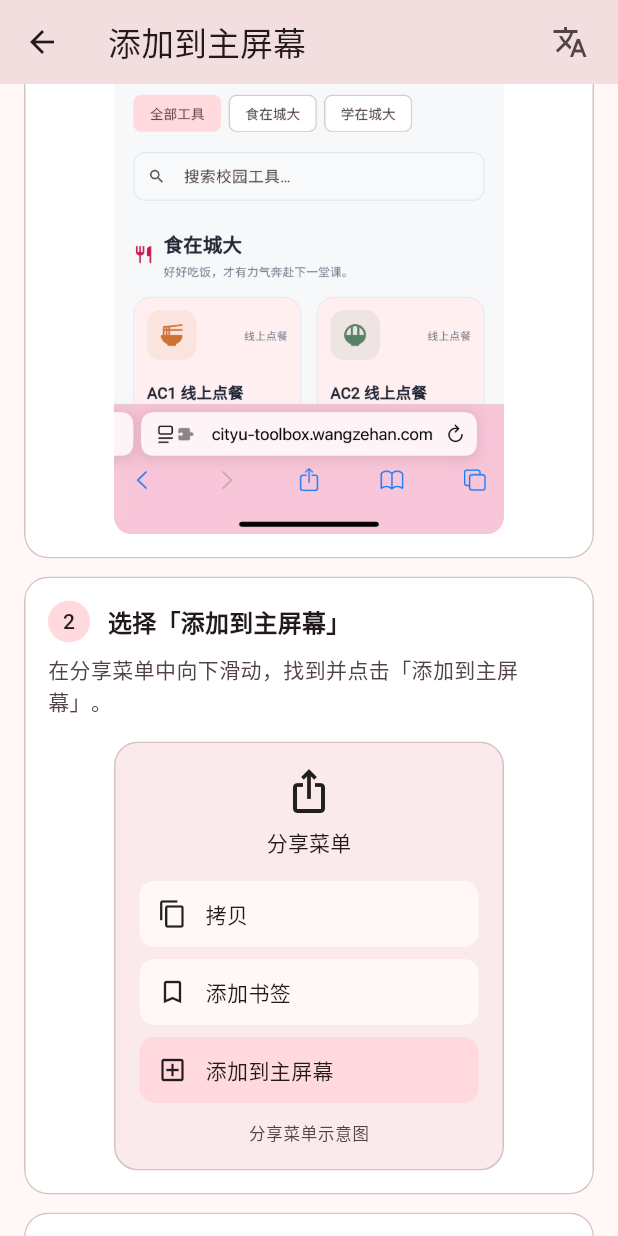
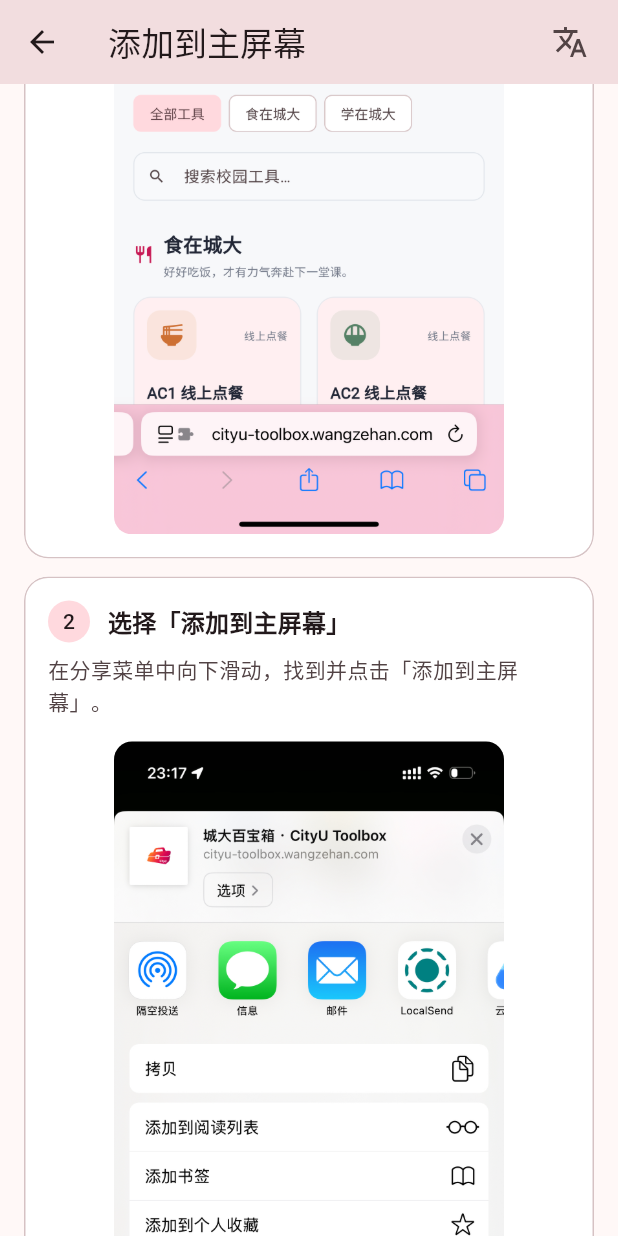
Before and after one commit to WZehan/cityu-toolbox, a Flutter app: the InstallGuidePage screen opened by its route, scrolled down 576 dp, on a phone screen of 412 x 824 dp. Run offline on Flutter 3.47's test engine with Material 3 defaults, Android fonts, the phone set to English and light mode, and no system bars.

Commit message:
Use contact-free installation screenshot for 1.0.5 release

```diff
--- a/lib/install_guide.dart
+++ b/lib/install_guide.dart
@@ -5,7 +5,7 @@ import 'app_info.dart';
 import 'common_widgets.dart';
 import 'localization.dart';
 
-typedef InstallStep = ({String title, String detail, String? image});
+typedef InstallStep = ({String title, String detail, String image});
 
 class InstallGuidePage extends StatelessWidget {
   const InstallGuidePage({super.key});
@@ -16,7 +16,11 @@ class InstallGuidePage extends StatelessWidget {
       detail: l.installStep1Detail,
       image: 'assets/images/install/step-1.png',
     ),
-    (title: l.installStep2Title, detail: l.installStep2Detail, image: null),
+    (
+      title: l.installStep2Title,
+      detail: l.installStep2Detail,
+      image: 'assets/images/install/step-2-safe.jpeg',
+    ),
     (
       title: l.installStep3Title,
       detail: l.installStep3Detail,
@@ -116,14 +120,8 @@ class _StepCard extends StatelessWidget {
     ),
   );
 
-  Widget _preview() => switch (step.image) {
-    final image? => Image.asset(
-      image,
-      fit: BoxFit.contain,
-      semanticLabel: step.title,
-    ),
-    null => const _ShareMenuIllustration(),
-  };
+  Widget _preview() =>
+      Image.asset(step.image, fit: BoxFit.contain, semanticLabel: step.title);
 
   @override
   Widget build(BuildContext context) {
@@ -171,9 +169,7 @@ class _StepCard extends StatelessWidget {
                 constraints: const BoxConstraints(maxWidth: 260),
                 child: Semantics(
                   button: true,
-                  label: step.image == null
-                      ? context.l10n.shareIllustration
-                      : context.l10n.enlargeScreenshot(index + 1, step.title),
+                  label: context.l10n.enlargeScreenshot(index + 1, step.title),
                   child: InkWell(
                     borderRadius: BorderRadius.circular(12),
                     onTap: () => _showImage(context),
@@ -191,58 +187,3 @@ class _StepCard extends StatelessWidget {
     );
   }
 }
-
-/// A localized diagram of the relevant share actions, without device or contact data.
-class _ShareMenuIllustration extends StatelessWidget {
-  const _ShareMenuIllustration();
-
-  @override
-  Widget build(BuildContext context) {
-    final l = context.l10n;
-    final scheme = Theme.of(context).colorScheme;
-    return Container(
-      decoration: BoxDecoration(
-        color: scheme.surfaceContainer,
-        borderRadius: BorderRadius.circular(16),
-        border: Border.all(color: scheme.outlineVariant),
-      ),
-      padding: const EdgeInsets.all(16),
-      child: Column(
-        mainAxisSize: MainAxisSize.min,
-        children: [
-          const Icon(Icons.ios_share, size: 32),
-          const SizedBox(height: 8),
-          Text(l.shareMenuTitle, style: Theme.of(context).textTheme.titleSmall),
-          const SizedBox(height: 16),
-          for (final action in [
-            (Icons.copy_outlined, l.copyAction, false),
-            (Icons.bookmark_border, l.bookmarkAction, false),
-            (Icons.add_box_outlined, l.addToHomeScreen, true),
-          ])
-            Container(
-              margin: const EdgeInsets.only(bottom: 8),
-              padding: const EdgeInsets.all(12),
-              decoration: BoxDecoration(
-                color: action.$3 ? scheme.primaryContainer : scheme.surface,
-                borderRadius: BorderRadius.circular(10),
-              ),
-              child: Row(
-                children: [
-                  Icon(action.$1, size: 20),
-                  const SizedBox(width: 12),
-                  Expanded(child: Text(action.$2)),
-                ],
-              ),
-            ),
-          const SizedBox(height: 4),
-          Text(
-            l.shareIllustration,
-            style: Theme.of(
-              context,
-            ).textTheme.labelSmall?.copyWith(color: scheme.onSurfaceVariant),
-          ),
-        ],
-      ),
-    );
-  }
-}
--- a/lib/l10n/app_en.arb
+++ b/lib/l10n/app_en.arb
@@ -2,10 +2,6 @@
   "@@locale": "en",
   "sourceCode": "GitHub source",
   "aboutAuthor": "About the author",
-  "shareMenuTitle": "Share menu",
-  "copyAction": "Copy",
-  "bookmarkAction": "Add Bookmark",
-  "shareIllustration": "Share menu illustration",
   "selectLanguage": "Language",
   "appName": "CityU Toolbox",
   "all": "All",
--- a/lib/l10n/app_localizations.dart
+++ b/lib/l10n/app_localizations.dart
@@ -111,30 +111,6 @@ abstract class AppLocalizations {
   /// In en, this message translates to:
   /// **'About the author'**
   String get aboutAuthor;
-
-  /// No description provided for @shareMenuTitle.
-  ///
-  /// In en, this message translates to:
-  /// **'Share menu'**
-  String get shareMenuTitle;
-
-  /// No description provided for @copyAction.
-  ///
-  /// In en, this message translates to:
-  /// **'Copy'**
-  String get copyAction;
-
-  /// No description provided for @bookmarkAction.
-  ///
-  /// In en, this message translates to:
-  /// **'Add Bookmark'**
-  String get bookmarkAction;
-
-  /// No description provided for @shareIllustration.
-  ///
-  /// In en, this message translates to:
-  /// **'Share menu illustration'**
-  String get shareIllustration;
 
   /// No description provided for @selectLanguage.
   ///
--- a/lib/l10n/app_localizations_en.dart
+++ b/lib/l10n/app_localizations_en.dart
@@ -13,18 +13,6 @@ class AppLocalizationsEn extends AppLocalizations {
 
   @override
   String get aboutAuthor => 'About the author';
-
-  @override
-  String get shareMenuTitle => 'Share menu';
-
-  @override
-  String get copyAction => 'Copy';
-
-  @override
-  String get bookmarkAction => 'Add Bookmark';
-
-  @override
-  String get shareIllustration => 'Share menu illustration';
 
   @override
   String get selectLanguage => 'Language';
--- a/lib/l10n/app_localizations_zh.dart
+++ b/lib/l10n/app_localizations_zh.dart
@@ -13,18 +13,6 @@ class AppLocalizationsZh extends AppLocalizations {
 
   @override
   String get aboutAuthor => '关于作者';
-
-  @override
-  String get shareMenuTitle => '分享菜单';
-
-  @override
-  String get copyAction => '拷贝';
-
-  @override
-  String get bookmarkAction => '添加书签';
-
-  @override
-  String get shareIllustration => '分享菜单示意图';
 
   @override
   String get selectLanguage => '选择语言';
@@ -360,18 +348,6 @@ class AppLocalizationsZhHans extends AppLocalizationsZh {
   String get aboutAuthor => '关于作者';
 
   @override
-  String get shareMenuTitle => '分享菜单';
-
-  @override
-  String get copyAction => '拷贝';
-
-  @override
-  String get bookmarkAction => '添加书签';
-
-  @override
-  String get shareIllustration => '分享菜单示意图';
-
-  @override
   String get selectLanguage => '选择语言';
 
   @override
@@ -705,18 +681,6 @@ class AppLocalizationsZhHant extends AppLocalizationsZh {
   String get aboutAuthor => '關於作者';
 
   @override
-  String get shareMenuTitle => '分享選單';
-
-  @override
-  String get copyAction => '拷貝';
-
-  @override
-  String get bookmarkAction => '加入書籤';
-
-  @override
-  String get shareIllustration => '分享選單示意圖';
-
-  @override
   String get selectLanguage => '選擇語言';
 
   @override
--- a/lib/l10n/app_zh.arb
+++ b/lib/l10n/app_zh.arb
@@ -2,10 +2,6 @@
   "@@locale": "zh",
   "sourceCode": "GitHub 开源代码",
   "aboutAuthor": "关于作者",
-  "shareMenuTitle": "分享菜单",
-  "copyAction": "拷贝",
-  "bookmarkAction": "添加书签",
-  "shareIllustration": "分享菜单示意图",
   "selectLanguage": "选择语言",
   "appName": "城大百宝箱",
   "all": "全部",
--- a/lib/l10n/app_zh_Hans.arb
+++ b/lib/l10n/app_zh_Hans.arb
@@ -2,10 +2,6 @@
   "@@locale": "zh_Hans",
   "sourceCode": "GitHub 开源代码",
   "aboutAuthor": "关于作者",
-  "shareMenuTitle": "分享菜单",
-  "copyAction": "拷贝",
-  "bookmarkAction": "添加书签",
-  "shareIllustration": "分享菜单示意图",
   "selectLanguage": "选择语言",
   "appName": "城大百宝箱",
   "all": "全部",
--- a/lib/l10n/app_zh_Hant.arb
+++ b/lib/l10n/app_zh_Hant.arb
@@ -2,10 +2,6 @@
   "@@locale": "zh_Hant",
   "sourceCode": "GitHub 開源程式碼",
   "aboutAuthor": "關於作者",
-  "shareMenuTitle": "分享選單",
-  "copyAction": "拷貝",
-  "bookmarkAction": "加入書籤",
-  "shareIllustration": "分享選單示意圖",
   "selectLanguage": "選擇語言",
   "appName": "城大百寶箱",
   "all": "全部",
```
Also changed, not shown: assets/images/install/step-2-safe.jpeg (added), 3 other files.
